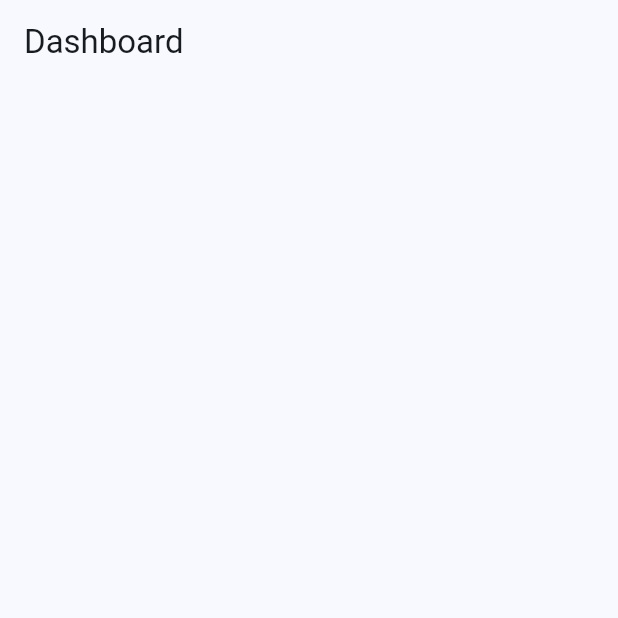
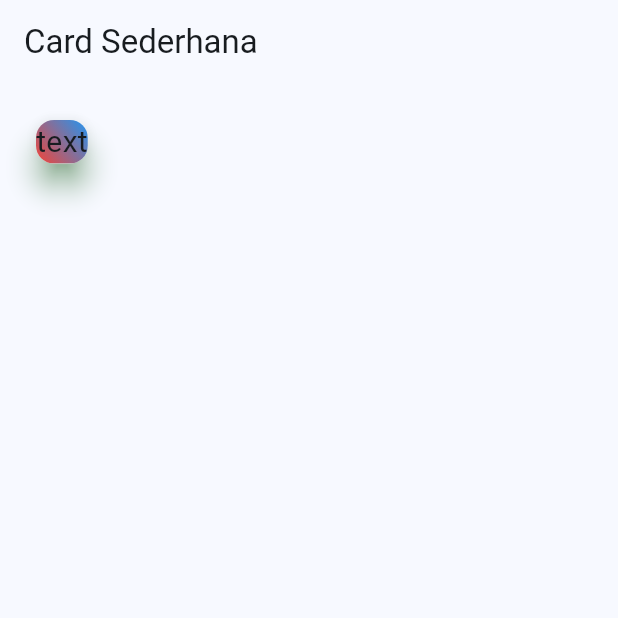
Before and after one commit to asis92/tugas_card, a Flutter app: the screen it shows after launch, on a phone screen of 412 x 824 dp, the top half of it. Run offline on Flutter 3.47's test engine with Material 3 defaults, Android fonts, the phone set to English and light mode, and no system bars.

Commit message:
Step 2 Update Card Tugas Week 9

```diff
--- a/lib/pages/card03.dart
+++ b/lib/pages/card03.dart
@@ -6,11 +6,29 @@ class MyCard3 extends StatelessWidget {
   @override
   Widget build(BuildContext context) {
     return Scaffold(
-      appBar: AppBar(title: const Text("Dashboard"), actions: const []),
+      appBar: AppBar(title: const Text("Card Sederhana"), actions: const []),
       body: SingleChildScrollView(
         child: Container(
           padding: const EdgeInsets.all(20.0),
-          child: const Column(children: []),
+          child: Column(
+            children: [
+              Card(
+                elevation: 8,
+                shadowColor: Colors.green,
+                clipBehavior: Clip.antiAlias,
+                child: Container(
+                  decoration: BoxDecoration(
+                    gradient: LinearGradient(
+                      begin: Alignment.topRight,
+                      end: Alignment.bottomLeft,
+                      colors: [Colors.blue, Colors.red],
+                    ),
+                  ),
+                  child: Text("text", style: TextStyle(fontSize: 20.0)),
+                ),
+              ),
+            ],
+          ),
         ),
       ),
     );
```
